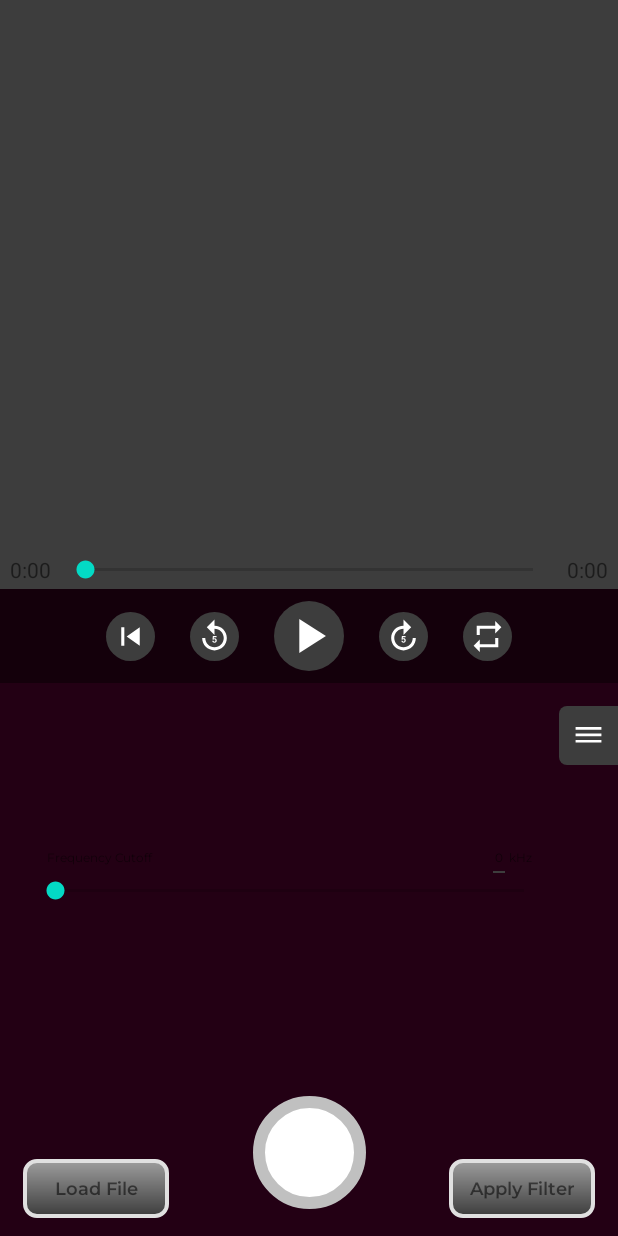
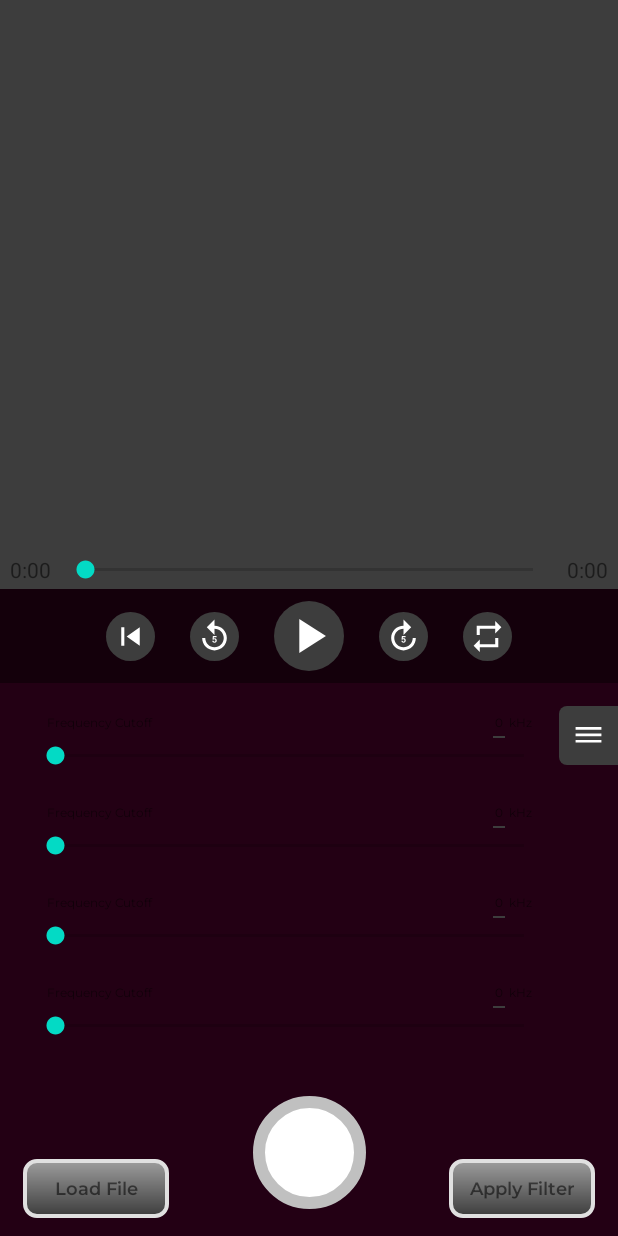
Before and after one commit to mcahyadit/FilterDemo, an Android app: the layout fragment_filtering_screen.xml on its own in the app's theme, with its tools: preview values and no code run, on a phone screen of 412 x 824 dp. Run offline under Robolectric (Android 15) with nearby library versions, the phone set to English and light mode, and no system bars.

Commit message:
commit #6: fix for only one slider appearing

```diff
--- a/app/src/main/res/layout/layout_parameter_slider.xml
+++ b/app/src/main/res/layout/layout_parameter_slider.xml
@@ -1,9 +1,7 @@
 <?xml version="1.0" encoding="utf-8"?>
 
-<FrameLayout xmlns:android="http://schemas.android.com/apk/res/android"
-    xmlns:app="http://schemas.android.com/apk/res-auto"
-    android:layout_width="match_parent"
-    android:layout_height="match_parent">
+<layout xmlns:android="http://schemas.android.com/apk/res/android"
+    xmlns:app="http://schemas.android.com/apk/res-auto">
 
     <LinearLayout
         android:id="@+id/gp_slider"
@@ -64,4 +62,4 @@
             app:layout_constraintTop_toBottomOf="@id/et_slider_parameter" />
 
     </LinearLayout>
-</FrameLayout>
+</layout>
```
